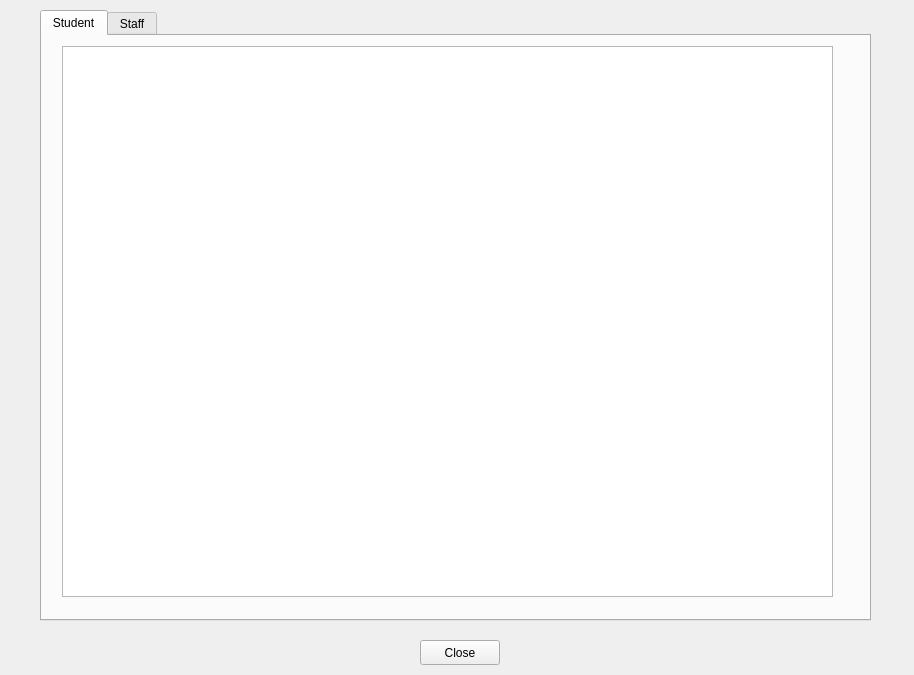
Qt form showcustomerdataoption.ui (CallmeTeddyBear/Canteen-Management-System) before a commit.
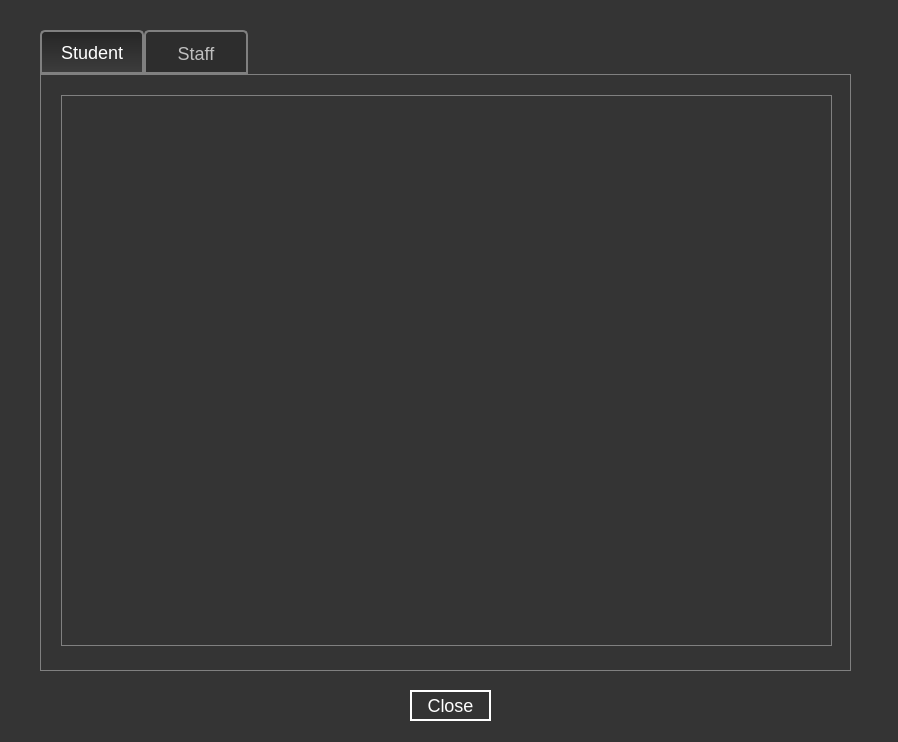
The same form after that commit. The open tabs and pages were chosen to show the change.

Patch:
```diff
--- a/showcustomerdataoption.ui
+++ b/showcustomerdataoption.ui
@@ -6,35 +6,51 @@
    <rect>
     <x>0</x>
     <y>0</y>
-    <width>914</width>
-    <height>675</height>
+    <width>898</width>
+    <height>742</height>
    </rect>
   </property>
   <property name="minimumSize">
    <size>
-    <width>914</width>
-    <height>675</height>
+    <width>0</width>
+    <height>685</height>
    </size>
   </property>
   <property name="maximumSize">
    <size>
-    <width>914</width>
-    <height>675</height>
+    <width>1000</width>
+    <height>1000</height>
    </size>
   </property>
   <property name="windowTitle">
    <string>Customer Info</string>
   </property>
   <property name="styleSheet">
-   <string notr="true"/>
+   <string notr="true">QDialog
+{
+	background-color: rgb(52, 52, 52);
+}
+QPushButton
+{
+	color: rgb(255, 255, 255);
+	border-style: solid;
+	border-width: 2px;
+	border-color: rgb(255, 255, 255);
+	font-size: 18px;
+}
+QPushButton:hover
+{
+	background-color: rgb(255, 255, 255);
+	color: rgb(52, 52, 52);
+}</string>
   </property>
   <widget class="QPushButton" name="pushButton_close">
    <property name="geometry">
     <rect>
-     <x>420</x>
-     <y>640</y>
-     <width>80</width>
-     <height>25</height>
+     <x>410</x>
+     <y>690</y>
+     <width>81</width>
+     <height>31</height>
     </rect>
    </property>
    <property name="text">
@@ -48,11 +64,62 @@
    <property name="geometry">
     <rect>
      <x>40</x>
-     <y>10</y>
-     <width>831</width>
-     <height>611</height>
+     <y>30</y>
+     <width>811</width>
+     <height>641</height>
     </rect>
    </property>
+   <property name="styleSheet">
+    <string notr="true">QTabWidget::pane
+{
+    border: 1px solid gray;
+    background-color: rgb(52, 52, 52);
+}
+QTabBar::tab
+{
+	background-color: rgb(45, 45, 45);
+    color: rgb(191, 191, 191);
+	font-size: 18px;
+	width: 100px;
+	height: 40px;
+	border: 2px solid gray;
+	border-top-left-radius: 5px;
+	border-top-right-radius: 5px;
+	border-bottom-left-radius: -9px;
+}
+QTabBar::tab:hover
+{
+	background-color: rgb(77, 77, 77);
+}
+QTabBar::tab:selected
+{
+    color: rgb(255, 255, 255);
+    background: qlineargradient( x1: 0, y1: 0, x2: 0, y2: 1, stop: 0 #262626, stop: 1.0 #3D3D3D );
+}
+QTableView
+{
+	border: 1px solid gray;
+	background-color: rgb(52, 52, 52);
+	alternate-background-color: rgb(88, 88, 88);
+	color: rgb(255, 255, 255);
+	font: 17px;
+	gridline-color: gray;
+}
+QHeaderView
+{
+	background-color: rgb(52, 52, 52);
+}
+QHeaderView::section
+{
+	background-color: rgb(52, 52, 52);	
+	color: rgb(255, 255, 255);
+	font: bold;
+}
+QTableView QTableCornerButton::section 
+{
+	background-color: rgb(52, 52, 52);	
+}</string>
+   </property>
    <property name="currentIndex">
     <number>1</number>
    </property>
@@ -70,13 +137,13 @@
      <property name="geometry">
       <rect>
        <x>20</x>
-       <y>10</y>
+       <y>20</y>
        <width>771</width>
        <height>551</height>
       </rect>
      </property>
      <property name="styleSheet">
-      <string notr="true">background-color: none;</string>
+      <string notr="true"/>
      </property>
     </widget>
    </widget>
```
Left out of the diff: 10 changed lines with no effect on the pictures.
